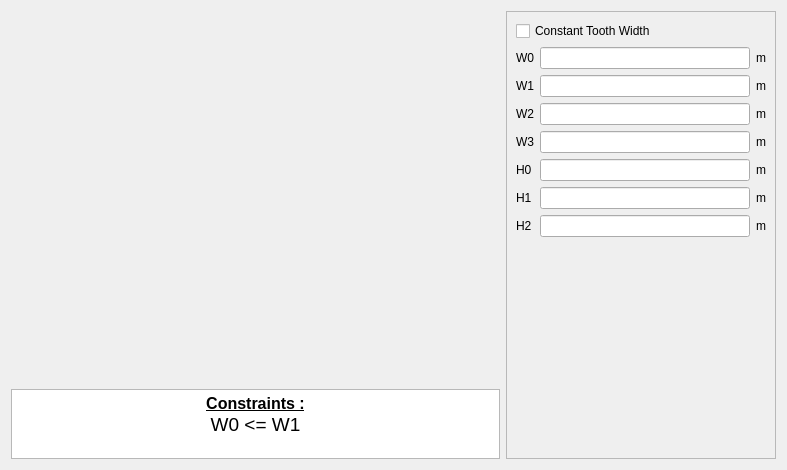
The window that pyleecan/GUI/Dialog/DMachineSetup/SWSlot/PWSlot23/PWSlot23.ui (Eomys/pyleecan) describes before a commit, drawn with Qt 5.
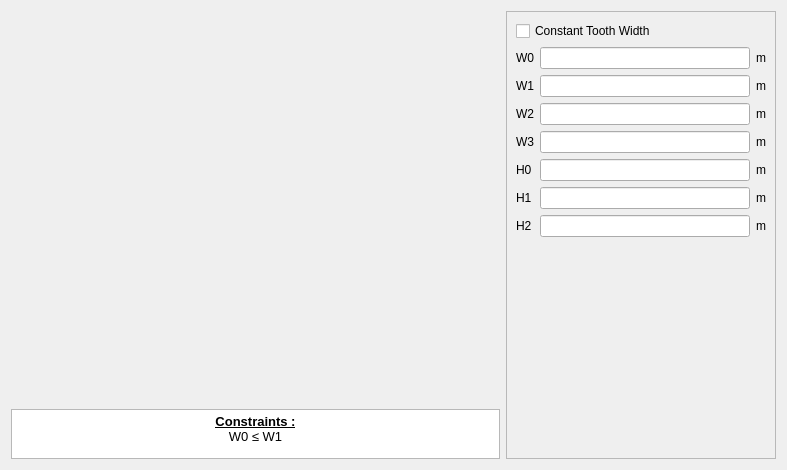
The same window after the commit. Icons and pictures are not drawn. Custom widgets are drawn as their Qt base class.

Commit message: [NF] update QTextEdit font when generating GUI + better display math symbols

Patch:
```diff
--- a/pyleecan/GUI/Dialog/DMachineSetup/SWSlot/PWSlot23/PWSlot23.ui
+++ b/pyleecan/GUI/Dialog/DMachineSetup/SWSlot/PWSlot23/PWSlot23.ui
@@ -67,7 +67,7 @@
        <property name="maximumSize">
         <size>
          <width>16777215</width>
-         <height>70</height>
+         <height>50</height>
         </size>
        </property>
        <property name="verticalScrollBarPolicy">
@@ -78,8 +78,8 @@
 &lt;html&gt;&lt;head&gt;&lt;meta name=&quot;qrichtext&quot; content=&quot;1&quot; /&gt;&lt;style type=&quot;text/css&quot;&gt;
 p, li { white-space: pre-wrap; }
 &lt;/style&gt;&lt;/head&gt;&lt;body style=&quot; font-family:'MS Shell Dlg 2'; font-size:7.8pt; font-weight:400; font-style:normal;&quot;&gt;
-&lt;p align=&quot;center&quot; style=&quot; margin-top:0px; margin-bottom:0px; margin-left:0px; margin-right:0px; -qt-block-indent:0; text-indent:0px;&quot;&gt;&lt;span style=&quot; font-size:12pt; font-weight:600; text-decoration: underline;&quot;&gt;Constraints :&lt;/span&gt;&lt;/p&gt;
-&lt;p align=&quot;center&quot; style=&quot; margin-top:0px; margin-bottom:0px; margin-left:0px; margin-right:0px; -qt-block-indent:0; text-indent:0px;&quot;&gt;&lt;span style=&quot; font-size:14pt;&quot;&gt;W0 &amp;lt;= W1&lt;/span&gt;&lt;/p&gt;&lt;/body&gt;&lt;/html&gt;</string>
+&lt;p align=&quot;center&quot; style=&quot; margin-top:0px; margin-bottom:0px; margin-left:0px; margin-right:0px; -qt-block-indent:0; text-indent:0px;&quot;&gt;&lt;span style=&quot; font-size:10pt; font-weight:600; text-decoration: underline;&quot;&gt;Constraints :&lt;/span&gt;&lt;/p&gt;
+&lt;p align=&quot;center&quot; style=&quot; margin-top:0px; margin-bottom:0px; margin-left:0px; margin-right:0px; -qt-block-indent:0; text-indent:0px;&quot;&gt;&lt;span style=&quot; font-size:10pt;&quot;&gt;W0 ≤ W1&lt;/span&gt;&lt;/p&gt;&lt;/body&gt;&lt;/html&gt;</string>
        </property>
        <property name="textInteractionFlags">
         <set>Qt::TextSelectableByKeyboard|Qt::TextSelectableByMouse</set>
```
The commit also changes 66 other files.
